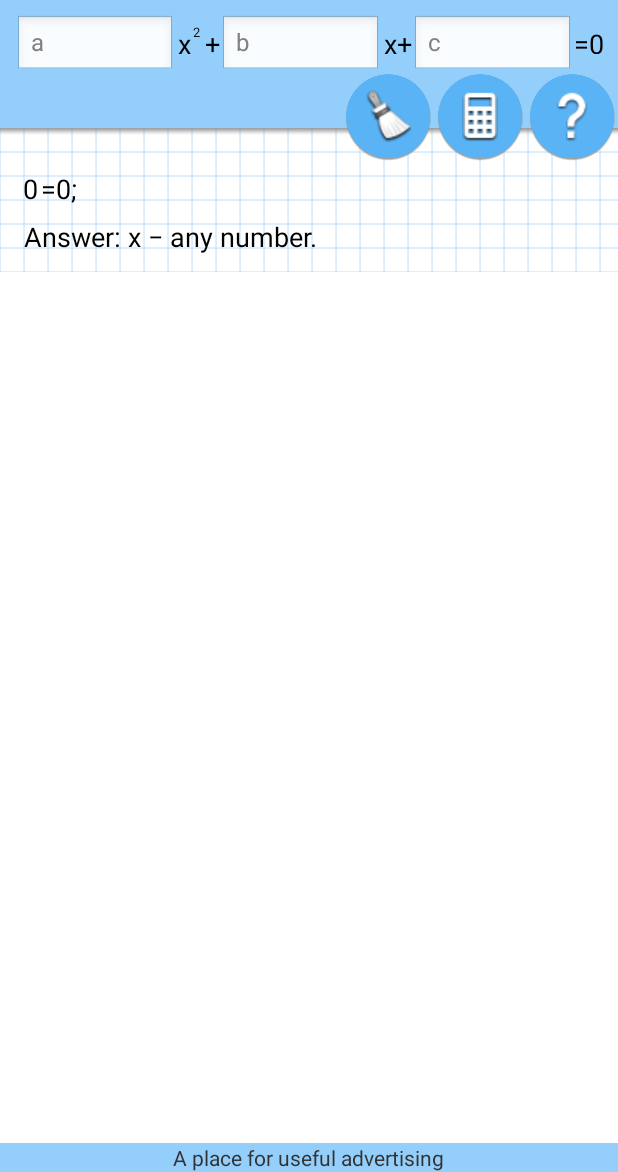
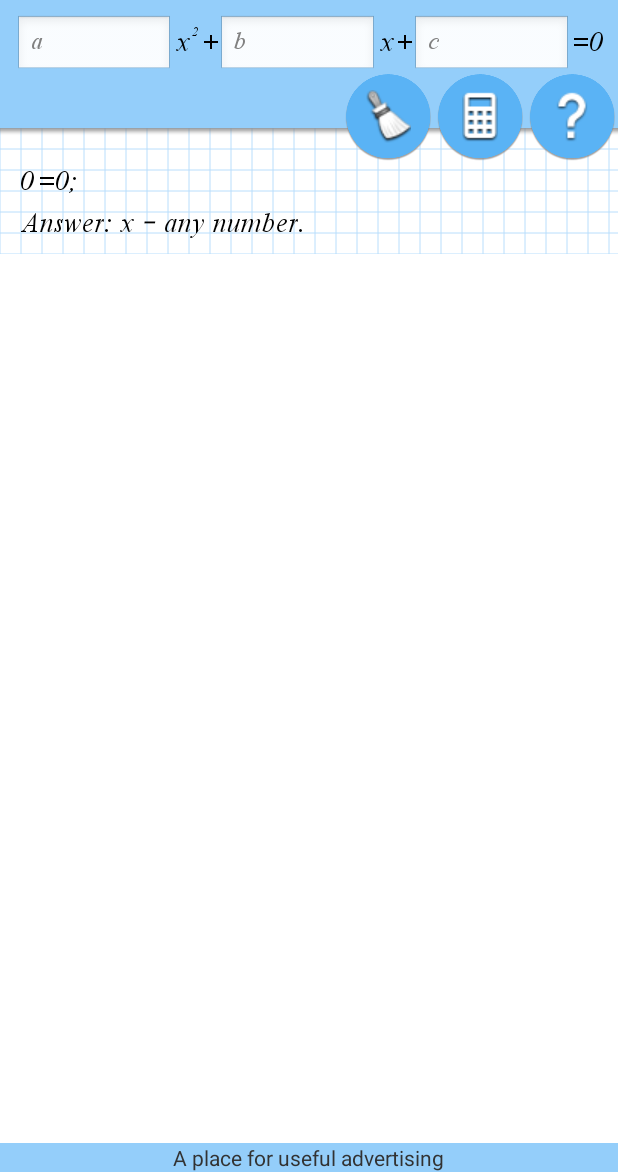
Before and after one commit to eugenekotov/x2_1.3, an Android app: the screen it shows after launch (MainActivity), after a tap on an icon or button, on a phone screen of 412 x 824 dp, the part 64-1236 px from its top. Run offline under Robolectric (Android 15) with nearby library versions, the phone set to English and light mode, and no system bars; our stand-ins replace AdMob.

Commit message:
Add own font

```diff
--- a/app/src/main/java/com/kotov/x2/activities/MainActivity.java
+++ b/app/src/main/java/com/kotov/x2/activities/MainActivity.java
@@ -8,6 +8,7 @@ import android.content.res.Configuration;
 import android.graphics.Bitmap;
 import android.graphics.Canvas;
 import android.graphics.Rect;
+import android.graphics.Typeface;
 import android.net.Uri;
 import android.os.Bundle;
 import android.os.Handler;
@@ -114,8 +115,7 @@ public class MainActivity extends Activity {
     }
 
     private void initDrawer() {
-//		DrawUtils.setTypeface(Typeface.createFromAsset(getAssets(), "font/timesnewroman.ttf"));
-        // TODO fix font for drawer
+		DrawUtils.setTypeface(Typeface.createFromAsset(getAssets(), "fonts/timesnewroman.ttf"));
         DrawUtils.initScreeSize(this);
     }
 
```
Also changed, not shown: app/src/main/assets/fonts/timesnewroman.ttf (renamed from app/src/main/res/font/timesnewroman.ttf), app/src/main/res/fonts/timesnewroman.ttf (deleted).
